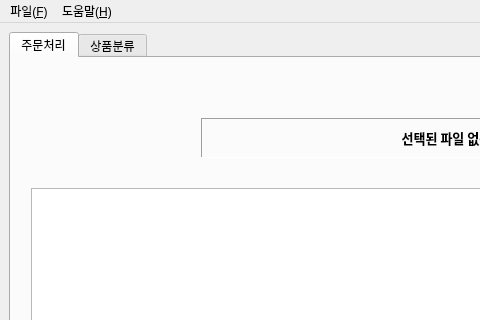
Peanut0711/easy-fulfill, file ui/main_window.ui: the form before one commit; both pictures show x 0 to 480 and y 0 to 320 of the 732 by 682 pixel window.
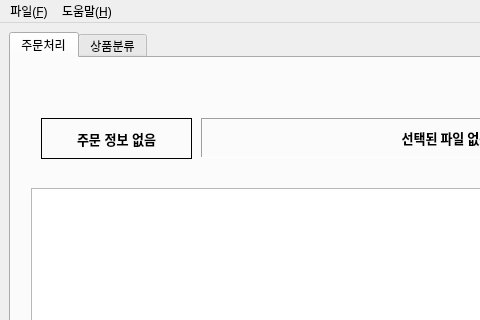
The form after the commit.

What changed in the file:
```diff
--- a/ui/main_window.ui
+++ b/ui/main_window.ui
@@ -95,8 +95,20 @@
           <height>41</height>
          </rect>
         </property>
+        <property name="font">
+         <font>
+          <pointsize>10</pointsize>
+          <bold>true</bold>
+         </font>
+        </property>
+        <property name="frameShape">
+         <enum>QFrame::Shape::Box</enum>
+        </property>
         <property name="text">
-         <string/>
+         <string>주문 정보 없음</string>
+        </property>
+        <property name="alignment">
+         <set>Qt::AlignmentFlag::AlignCenter</set>
         </property>
        </widget>
       </widget>
```
